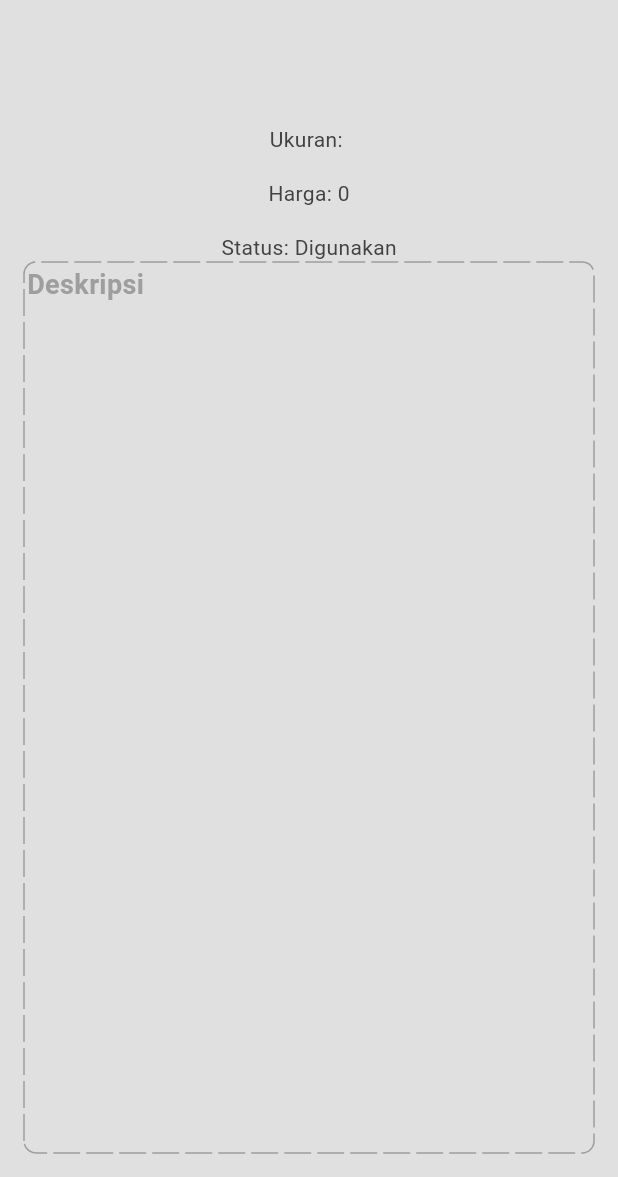
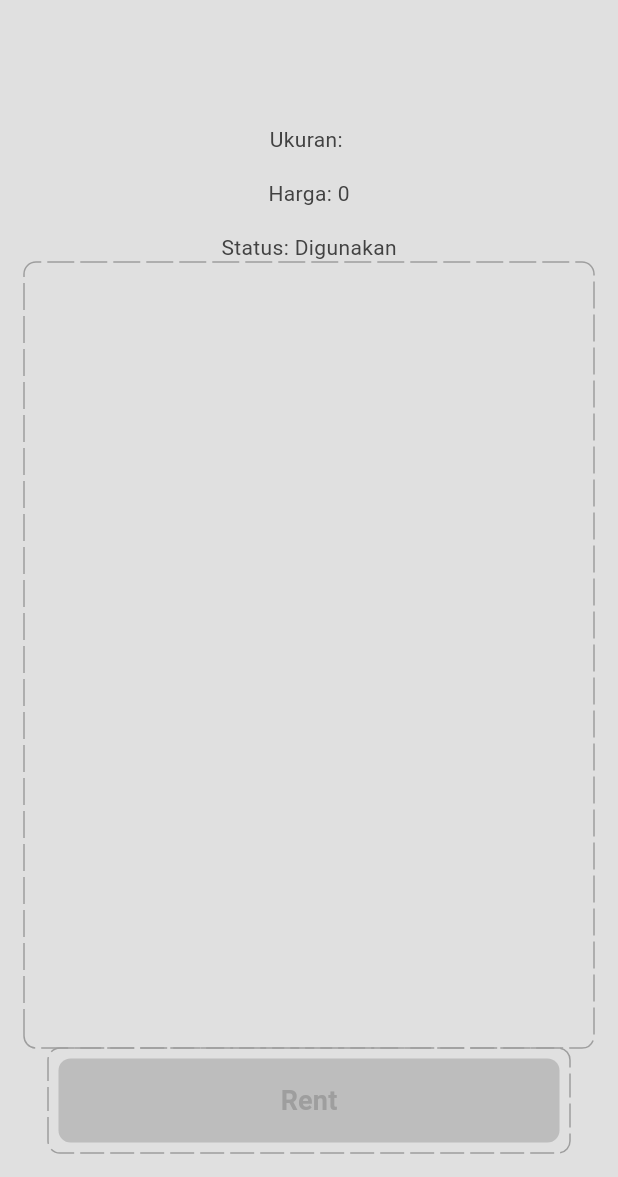
Before and after one commit to MahardhikaB/Yorzkha-Cosrent, a Flutter app: the DeskripsiPage screen opened directly with empty values, on a phone screen of 412 x 824 dp, the part 59-1236 px from its top. Run offline on Flutter 3.47's test engine with Material 3 defaults, Android fonts, the phone set to English and light mode, and no system bars; drawn by our look-alikes of dotted_border; our stand-ins replace cloud_firestore, firebase_auth, firebase_core, firebase_storage, flutter_slidable, image_picker; accounts and stored records are empty.

Commit message:
Deskripsi Page Fix

```diff
--- a/lib/presentations/pages/deskripsi_page.dart
+++ b/lib/presentations/pages/deskripsi_page.dart
@@ -58,11 +58,53 @@ class DeskripsiPage extends StatelessWidget {
                   color: Theme.of(context).colorScheme.inversePrimary,
                   radius: const Radius.circular(8),
                   child: Text(
-                              'Deskripsi',
+                    costum.deskripsi,
                     style: TextStyle(
                       color: Theme.of(context).colorScheme.inversePrimary,
                       fontWeight: FontWeight.bold,
                       fontSize: 18,
+                    ),
+                  ),
+                ),
+              ),
+            ),
+            // Second Dotted Border
+            Container(
+              margin: const EdgeInsets.only(left: 16, right: 16),
+              child: DottedBorder(
+                borderType: BorderType.RRect,
+                color: Theme.of(context).colorScheme.inversePrimary,
+                dashPattern: const [16, 4],
+                radius: const Radius.circular(8),
+                child: Container(
+                  width: double.infinity,
+                  padding: const EdgeInsets.all(5),
+                  child: Material(
+                    borderRadius: BorderRadius.circular(8),
+                    color: Theme.of(context).colorScheme.secondary,
+                    child: InkWell(
+                      borderRadius: BorderRadius.circular(8),
+                      splashFactory: InkRipple.splashFactory,
+                      splashColor: Theme.of(context).colorScheme.inversePrimary,
+                      onTap: () {},
+                      child: FloatingActionButton(
+                          onPressed: null,
+                          backgroundColor: Colors.transparent,
+                          shape: RoundedRectangleBorder(
+                              borderRadius: BorderRadius.circular(8)),
+                          elevation: 0,
+                          child: Center(
+                            child: Text(
+                              'Rent',
+                              style: TextStyle(
+                                color: Theme.of(context)
+                                    .colorScheme
+                                    .inversePrimary,
+                                fontWeight: FontWeight.bold,
+                                fontSize: 18,
+                              ),
+                            ),
+                          )),
                     ),
                   ),
                 ),
```
Also changed, not shown: lib/logic/costum.dart (+8 -2 lines), lib/presentations/pages/add_costum_page.dart (+7 -0 lines), lib/presentations/pages/update_costum_page.dart (+8 -0 lines). Lines whose indentation alone changed are shown as unchanged.
